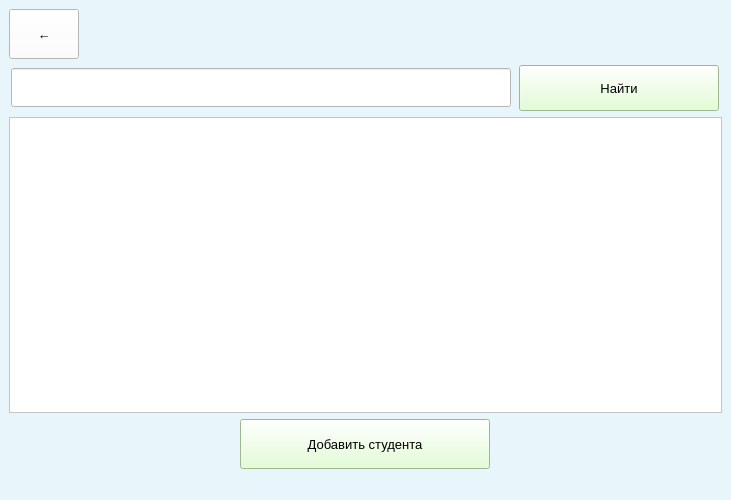
The window that qt/only_add.ui (andrei-229/valanter_app) describes before a commit, drawn with Qt 5.
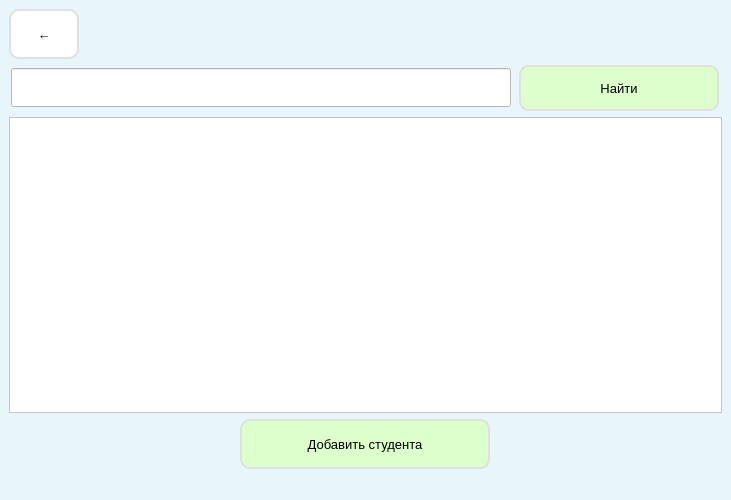
The same window after the commit.

```diff
--- a/qt/only_add.ui
+++ b/qt/only_add.ui
@@ -54,11 +54,15 @@
         <property name="styleSheet">
          <string notr="true">QPushButton{
 background-color: rgb(255, 255, 255);
+border: 2px solid #E0E0E0;
+border-radius: 10px;
 }
 QPushButton:hover{
 background-color: rgb(242, 255, 235);
 }
-</string>
+QPushButton:pressed{
+border: 2px solid #404040;
+}</string>
         </property>
         <property name="text">
          <string>←</string>
@@ -128,6 +132,8 @@
         <property name="styleSheet">
          <string notr="true">QPushButton{
 background-color: rgb(221, 255, 204);
+border: 2px solid #E0E0E0;
+border-radius: 10px;
 }
 QPushButton:hover{
 background-color: rgb(220, 255, 166);
@@ -176,6 +182,8 @@
         <property name="styleSheet">
          <string notr="true">QPushButton{
 background-color: rgb(221, 255, 204);
+border: 2px solid #E0E0E0;
+border-radius: 10px;
 }
 QPushButton:hover{
 background-color: rgb(201, 255, 128);
```
Left out of the diff: 13 changed lines with no effect on the pictures.
